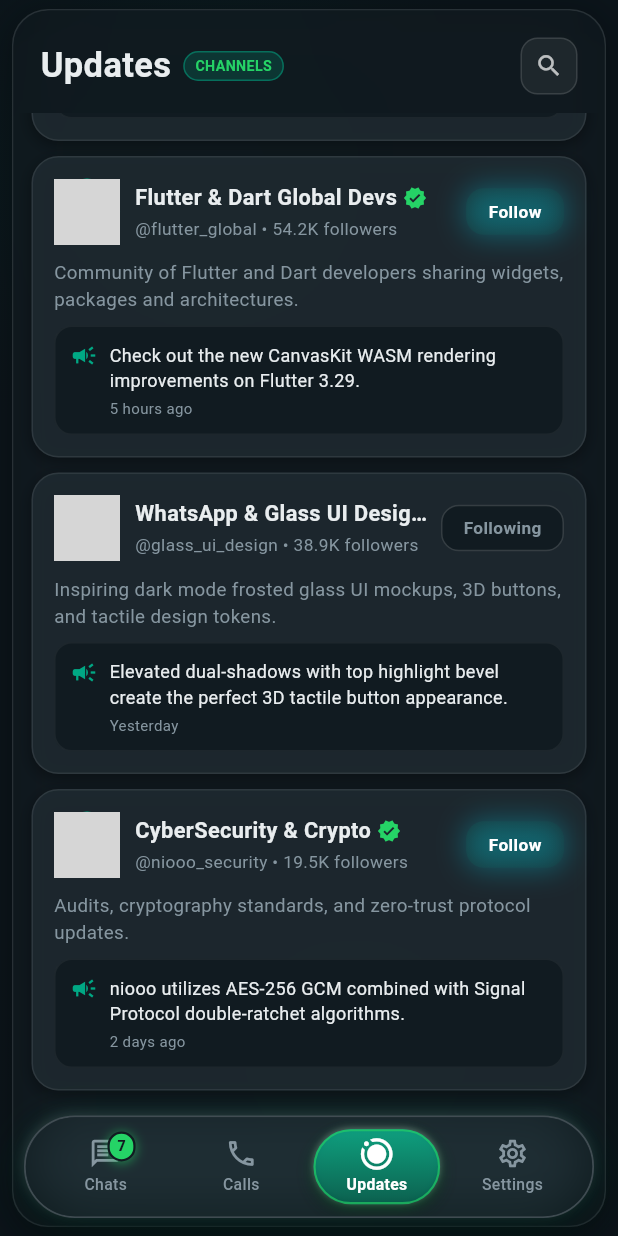
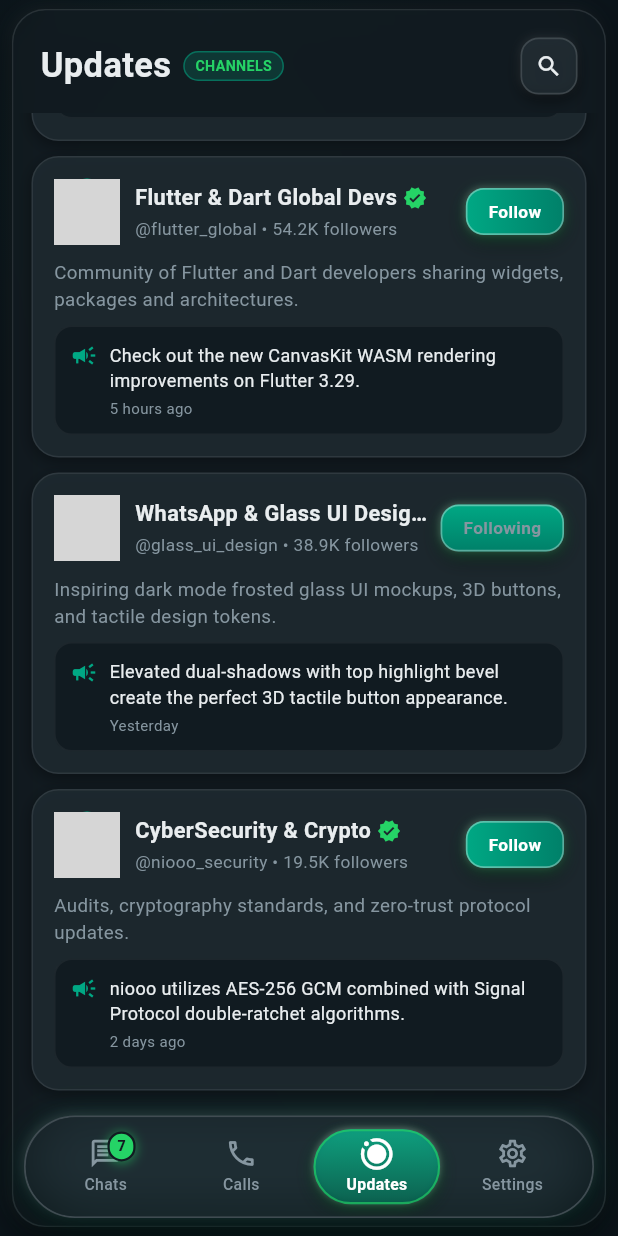
Before and after one commit to niooon-com/flutter-web-live, a Flutter app: the screen it shows after launch, item 3 of the bottom bar chosen, scrolled down 191 dp, on a phone screen of 412 x 824 dp. Run offline on Flutter 3.47's test engine with Material 3 defaults, Android fonts, the phone set to English and light mode, and no system bars; network calls fail; grey boxes are pictures that could not be loaded.

Commit message:
feat: sync lib/widgets/glass_container.dart

```diff
--- a/lib/widgets/glass_container.dart
+++ b/lib/widgets/glass_container.dart
@@ -21,8 +21,8 @@
     this.height,
     this.padding,
     this.margin,
-    this.borderRadius = 24.0,
-    this.blur = 18.0,
+    this.borderRadius = 22.0,
+    this.blur = 16.0,
     this.backgroundColor,
     this.borderColor,
     this.border,
@@ -36,7 +36,7 @@
       height: height,
       margin: margin,
       decoration: BoxDecoration(
-        color: backgroundColor ?? const Color(0xFF0F172A).withValues(alpha: 0.65),
+        color: backgroundColor ?? const Color(0xFF111B21).withValues(alpha: 0.82),
         borderRadius: BorderRadius.circular(borderRadius),
         border: border ??
             Border.all(
@@ -45,10 +45,17 @@
             ),
         boxShadow: boxShadow ??
             [
+              // 3D bottom drop shadow
               BoxShadow(
-                color: Colors.black.withValues(alpha: 0.35),
-                blurRadius: 20,
-                offset: const Offset(0, 4),
+                color: Colors.black.withValues(alpha: 0.5),
+                blurRadius: 18,
+                offset: const Offset(0, 6),
+              ),
+              // Subtle top-left highlight glow
+              BoxShadow(
+                color: Colors.white.withValues(alpha: 0.04),
+                blurRadius: 8,
+                offset: const Offset(-2, -2),
               ),
             ],
       ),
@@ -66,7 +73,7 @@
   }
 }
 
-class GlassIconButton extends StatelessWidget {
+class GlassIconButton extends StatefulWidget {
   final IconData icon;
   final String tooltip;
   final VoidCallback onTap;
@@ -79,29 +86,70 @@
     required this.icon,
     required this.tooltip,
     required this.onTap,
-    this.size = 40.0,
+    this.size = 38.0,
     this.color,
     this.backgroundColor,
   });
 
   @override
+  State<GlassIconButton> createState() => _GlassIconButtonState();
+}
+
+class _GlassIconButtonState extends State<GlassIconButton> {
+  bool _isPressed = false;
+
+  @override
   Widget build(BuildContext context) {
     return Tooltip(
-      message: tooltip,
+      message: widget.tooltip,
       child: GestureDetector(
-        onTap: onTap,
-        child: Container(
-          width: size,
-          height: size,
+        onTapDown: (_) => setState(() => _isPressed = true),
+        onTapUp: (_) => setState(() => _isPressed = false),
+        onTapCancel: () => setState(() => _isPressed = false),
+        onTap: widget.onTap,
+        child: AnimatedContainer(
+          duration: const Duration(milliseconds: 120),
+          width: widget.size,
+          height: widget.size,
+          transform: Matrix4.translationValues(0, _isPressed ? 1.5 : 0, 0),
           decoration: BoxDecoration(
-            color: backgroundColor ?? Colors.white.withValues(alpha: 0.06),
-            borderRadius: BorderRadius.circular(size * 0.3),
-            border: Border.all(color: Colors.white.withValues(alpha: 0.12)),
+            color: widget.backgroundColor ??
+                (_isPressed
+                    ? const Color(0xFF202C33).withValues(alpha: 0.95)
+                    : const Color(0xFF202C33).withValues(alpha: 0.75)),
+            borderRadius: BorderRadius.circular(widget.size * 0.32),
+            border: Border.all(
+              color: _isPressed
+                  ? const Color(0xFF00A884).withValues(alpha: 0.4)
+                  : Colors.white.withValues(alpha: 0.14),
+              width: 1.1,
+            ),
+            boxShadow: _isPressed
+                ? [
+                    BoxShadow(
+                      color: Colors.black.withValues(alpha: 0.4),
+                      blurRadius: 4,
+                      offset: const Offset(0, 1),
+                    ),
+                  ]
+                : [
+                    // 3D tactile elevation
+                    BoxShadow(
+                      color: Colors.black.withValues(alpha: 0.45),
+                      blurRadius: 8,
+                      offset: const Offset(0, 4),
+                    ),
+                    BoxShadow(
+                      color: Colors.white.withValues(alpha: 0.08),
+                      blurRadius: 4,
+                      offset: const Offset(-1, -1),
+                    ),
+                  ],
           ),
           child: Icon(
-            icon,
-            color: color ?? Colors.white70,
-            size: size * 0.5,
+            widget.icon,
+            color: widget.color ?? const Color(0xFFE9EDEF),
+            size: widget.size * 0.48,
           ),
         ),
       ),
@@ -109,7 +157,7 @@
   }
 }
 
-class GlassButton extends StatelessWidget {
+class GlassButton extends StatefulWidget {
   final Widget child;
   final VoidCallback onTap;
   final EdgeInsetsGeometry? padding;
@@ -124,34 +172,68 @@
     this.padding,
     this.gradient,
     this.color,
-    this.borderRadius = 16.0,
+    this.borderRadius = 14.0,
   });
+
+  @override
+  State<GlassButton> createState() => _GlassButtonState();
+}
+
+class _GlassButtonState extends State<GlassButton> {
+  bool _isPressed = false;
 
   @override
   Widget build(BuildContext context) {
     return GestureDetector(
-      onTap: onTap,
-      child: Container(
-        padding: padding ?? const EdgeInsets.symmetric(horizontal: 18, vertical: 12),
+      onTapDown: (_) => setState(() => _isPressed = true),
+      onTapUp: (_) => setState(() => _isPressed = false),
+      onTapCancel: () => setState(() => _isPressed = false),
+      onTap: widget.onTap,
+      child: AnimatedContainer(
+        duration: const Duration(milliseconds: 120),
+        transform: Matrix4.translationValues(0, _isPressed ? 2 : 0, 0),
+        padding: widget.padding ?? const EdgeInsets.symmetric(horizontal: 14, vertical: 8),
         decoration: BoxDecoration(
-          gradient: gradient,
-          color: color ?? Colors.white.withValues(alpha: 0.08),
-          borderRadius: BorderRadius.circular(borderRadius),
+          gradient: widget.gradient ??
+              const LinearGradient(
+                colors: [Color(0xFF00A884), Color(0xFF008069)],
+                begin: Alignment.topCenter,
+                end: Alignment.bottomCenter,
+              ),
+          color: widget.color,
+          borderRadius: BorderRadius.circular(widget.borderRadius),
           border: Border.all(
-            color: gradient != null
-                ? Colors.transparent
-                : Colors.white.withValues(alpha: 0.15),
+            color: Colors.white.withValues(alpha: _isPressed ? 0.2 : 0.35),
+            width: 1.1,
           ),
-          boxShadow: [
-            if (gradient != null)
-              BoxShadow(
-                color: const Color(0xFF00E5FF).withValues(alpha: 0.3),
-                blurRadius: 16,
-                spreadRadius: 1,
-              ),
-          ],
+          boxShadow: _isPressed
+              ? [
+                  BoxShadow(
+                    color: Colors.black.withValues(alpha: 0.35),
+                    blurRadius: 4,
+                    offset: const Offset(0, 1),
+                  ),
+                ]
+              : [
+                  // 3D elevated button shadow
+                  BoxShadow(
+                    color: Colors.black.withValues(alpha: 0.5),
+                    blurRadius: 10,
+                    offset: const Offset(0, 5),
+                  ),
+                  BoxShadow(
+                    color: const Color(0xFF25D366).withValues(alpha: 0.3),
+                    blurRadius: 8,
+                    offset: const Offset(0, 2),
+                  ),
+                  BoxShadow(
+                    color: Colors.white.withValues(alpha: 0.15),
+                    blurRadius: 3,
+                    offset: const Offset(-1, -1),
+                  ),
+                ],
         ),
-        child: child,
+        child: widget.child,
       ),
     );
   }
```
